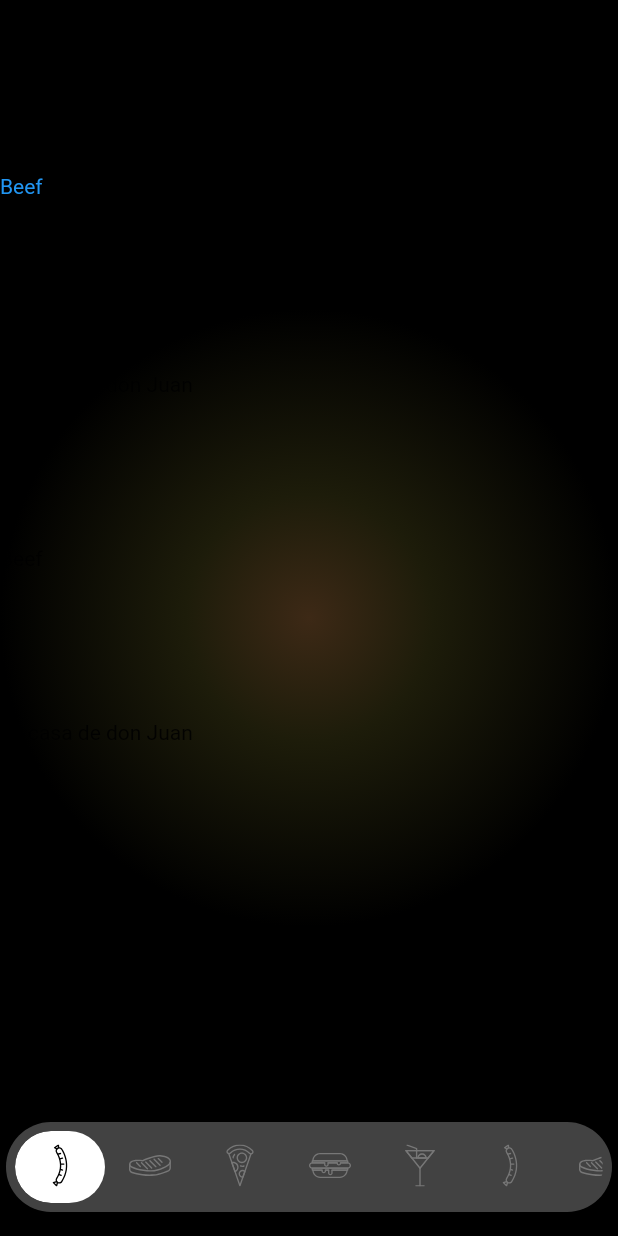
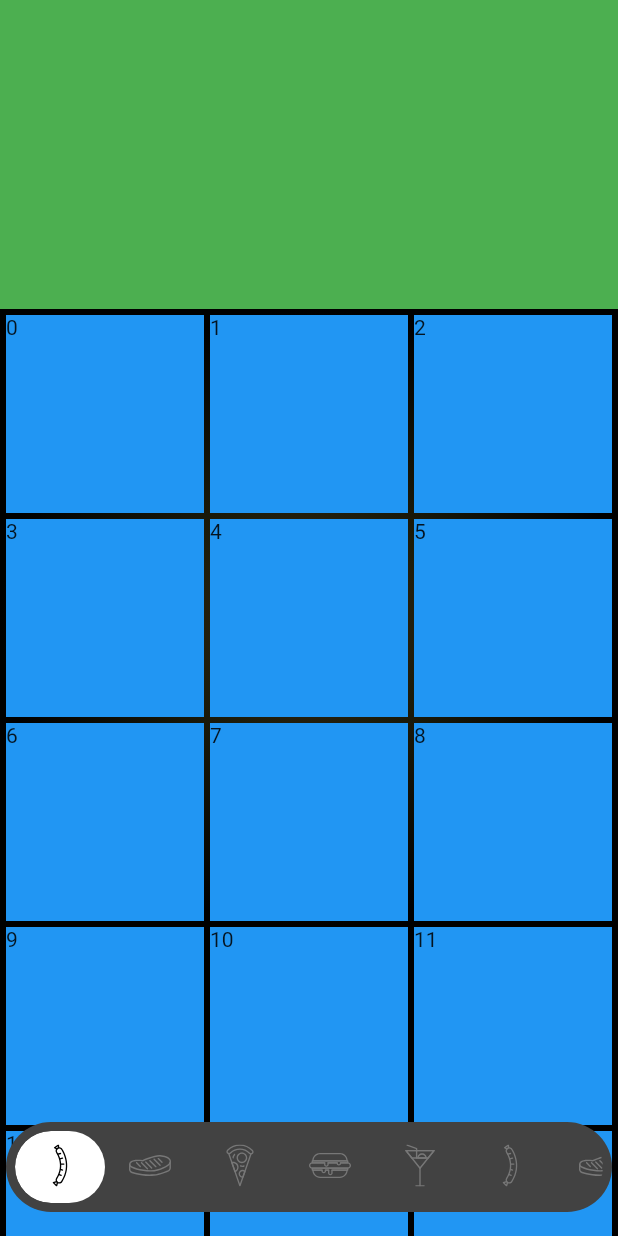
Before and after one commit to tomasbaran/chefmenu2, a Flutter app: the screen it shows after launch, on a phone screen of 412 x 824 dp. Run offline on Flutter 3.47's test engine with Material 2 defaults, Android fonts, the phone set to English and light mode, and no system bars; our stand-ins replace flutter_svg.

Commit message:
Exploring layout

```diff
--- a/lib/main.dart
+++ b/lib/main.dart
@@ -1,5 +1,6 @@
 import 'package:flutter/material.dart';
 import 'screens/demo_screen.dart';
+import 'screens/grid_screen.dart';
 
 void main() {
   runApp(MyApp());
--- a/lib/screens/demo_screen.dart
+++ b/lib/screens/demo_screen.dart
@@ -5,6 +5,34 @@ import 'package:chefmenu2/widgets/my_tab_bar.dart';
 
 class DemoScreen extends StatelessWidget {
   static String id = '/demo';
+
+  Widget _buildGrid() => GridView.extent(
+      maxCrossAxisExtent: 150, padding: const EdgeInsets.all(4), mainAxisSpacing: 4, crossAxisSpacing: 4, children: _buildGridTileList(500));
+
+  List<Container> _buildGridTileList(int count) => List.generate(count, (i) => Container(child: Text('$i'), color: Colors.blue));
+
+  List<Widget> tabbarViewItems() {
+    List<Widget> items = [];
+    for (int i = 0; i < 25; i++) {
+      Widget listView = _buildGrid();
+      items.add(listView);
+    }
+    return items;
+  }
+
+  List<Widget> listViewItems() {
+    List<Widget> items = [];
+
+    for (int i = 0; i < 500; i++) {
+      Widget widgetItem = Text(
+        'item $i',
+        textAlign: TextAlign.center,
+        style: TextStyle(color: Colors.white),
+      );
+      items.add(widgetItem);
+    }
+    return items;
+  }
 
   @override
   Widget build(BuildContext context) {
@@ -14,54 +42,19 @@ class DemoScreen extends StatelessWidget {
         floatingActionButton: MyTabBar(),
         floatingActionButtonLocation: FloatingActionButtonLocation.centerFloat,
         body: GradientBackgroundWrapper(
-          child: ListView(
-            children: [
-              Container(width: double.infinity),
-              Text(
-                'La casa de don Juan',
-                textAlign: TextAlign.center,
+          child: ListView(children: [
+            Container(
+              height: MediaQuery.of(context).size.height * kCoverHeightProportion,
+              color: Colors.green,
+              //decoration: BoxDecoration(borderRadius: Border),
+            ),
+            Container(
+              height: MediaQuery.of(context).size.height * 0.75,
+              child: TabBarView(
+                children: tabbarViewItems(),
               ),
-              SizedBox(height: 100),
-              Text(
-                'Beef',
-                style: TextStyle(color: Colors.blue),
-              ),
-              SizedBox(height: 100),
-              Text('Meal Cards'),
-              Text('La casa de don Juan'),
-              SizedBox(height: 100),
-              Text('Beef'),
-              SizedBox(height: 100),
-              Text('La casa de don Juan'),
-              SizedBox(height: 100),
-              Text('Beef'),
-              SizedBox(height: 100),
-              Text('La casa de don Juan'),
-              SizedBox(height: 100),
-              Text('Beef'),
-              SizedBox(height: 100),
-              Text('La casa de don Juan'),
-              SizedBox(height: 100),
-              Text('Beef'),
-              SizedBox(height: 100),
-              Text('La casa de don Juan'),
-              SizedBox(height: 100),
-              Text('Beef'),
-              SizedBox(height: 100),
-              Text('La casa de don Juan'),
-              SizedBox(height: 100),
-              Text('Beef'),
-              SizedBox(height: 100),
-              Text('La casa de don Juan'),
-              SizedBox(height: 100),
-              Text('Beef'),
-              SizedBox(height: 100),
-              Text('La casa de don Juan'),
-              SizedBox(height: 100),
-              Text('Beef'),
-              SizedBox(height: 100),
-            ],
-          ),
+            ),
+          ]),
         ),
       ),
     );
--- /dev/null
+++ b/lib/screens/grid_screen.dart
@@ -0,0 +1,21 @@
+import 'package:flutter/material.dart';
+
+class GridScreen extends StatelessWidget {
+  Widget _buildGrid() => GridView.extent(
+      maxCrossAxisExtent: 150, padding: const EdgeInsets.all(4), mainAxisSpacing: 4, crossAxisSpacing: 4, children: _buildGridTileList(30));
+
+// The images are saved with names pic0.jpg, pic1.jpg...pic29.jpg.
+// The List.generate() constructor allows an easy way to create
+// a list when objects have a predictable naming pattern.
+  List<Container> _buildGridTileList(int count) => List.generate(
+      count,
+      (i) => Container(
+            child: Text('index: $i'),
+            color: Colors.red,
+          ));
+
+  @override
+  Widget build(BuildContext context) {
+    return _buildGrid();
+  }
+}
--- a/lib/theme/style_constants.dart
+++ b/lib/theme/style_constants.dart
@@ -8,3 +8,4 @@ const Color colorShade5 = Color(0xFF3D2916);
 const Color colorShade6 = Color(0xFF1D1C0A);
 
 const double kTabIconHeight = 28;
+const double kCoverHeightProportion = 0.25;
--- a/lib/widgets/my_tab_bar.dart
+++ b/lib/widgets/my_tab_bar.dart
@@ -3,10 +3,6 @@ import 'package:chefmenu2/theme/style_constants.dart';
 import 'package:chefmenu2/widgets/custom_icon.dart';
 
 class MyTabBar extends StatelessWidget {
-  const MyTabBar({
-    Key key,
-  }) : super(key: key);
-
   @override
   Widget build(BuildContext context) {
     return Container(
```
Also changed, not shown: 1 other file.
